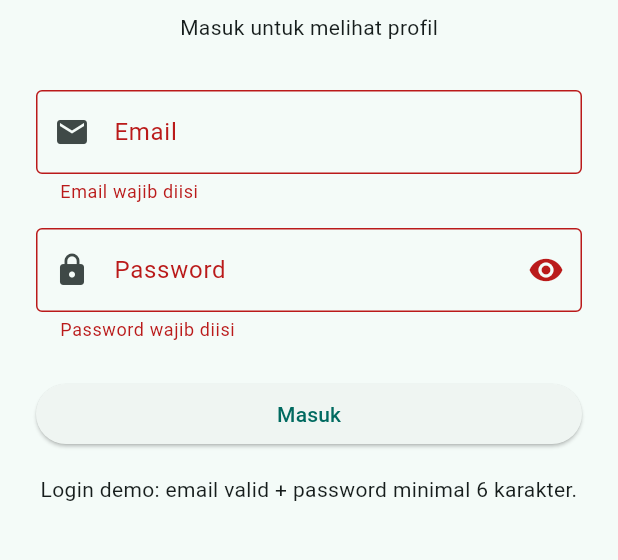
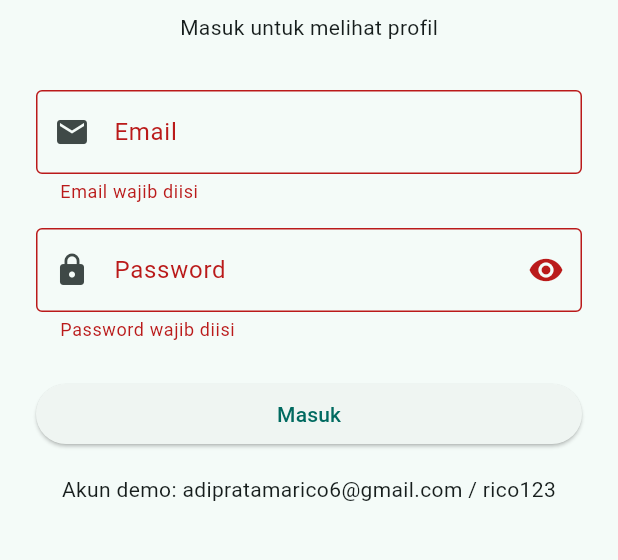
Before and after one commit to snzza/uts-pml-1124160054, a Flutter app: the screen it shows after launch, after a tap on "Masuk", on a phone screen of 412 x 824 dp, the part 372-932 px from its top. Run offline on Flutter 3.47's test engine with Material 3 defaults, Android fonts, the phone set to English and light mode, and no system bars.

Commit message:
perbaiki avatar, login demo, dan tema awal

```diff
--- a/soal2-profil-app/lib/main.dart
+++ b/soal2-profil-app/lib/main.dart
@@ -19,6 +19,19 @@ class MyApp extends StatefulWidget {
 
 class _MyAppState extends State<MyApp> {
   ThemeMode _themeMode = ThemeMode.system;
+
+  @override
+  void initState() {
+    super.initState();
+    // Samakan state awal sama tema sistem, biar ikon toggle + switch
+    // di drawer nggak salah nunjukkin tema yang lagi aktif.
+    final terang = WidgetsBinding
+            .instance
+            .platformDispatcher
+            .platformBrightness ==
+        Brightness.light;
+    _themeMode = terang ? ThemeMode.light : ThemeMode.dark;
+  }
 
   void _toggleTheme() {
     setState(() {
--- a/soal2-profil-app/lib/screens/login_page.dart
+++ b/soal2-profil-app/lib/screens/login_page.dart
@@ -45,7 +45,12 @@ class _LoginPageState extends State<LoginPage> {
     return null;
   }
 
-  // Tidak ada server, jadi login demo: email valid + password min 6 huruf.
+  // Akun demo (tanpa server). Cuma akun ini yang bisa masuk.
+  static const _demoEmail = 'adipratamarico6@gmail.com';
+  static const _demoPassword = 'rico123';
+
+  // Tidak ada server, jadi login demo: email + password harus
+  // cocok sama akun demo di atas, kalau salah muncul error.
   Future<void> _login() async {
     if (!_formKey.currentState!.validate()) {
       return;
@@ -54,6 +59,15 @@ class _LoginPageState extends State<LoginPage> {
     // Simulasi proses async, misal lagi cek ke server.
     await Future.delayed(const Duration(seconds: 1));
     if (!mounted) return;
+    final email = _emailController.text.trim();
+    final password = _passwordController.text;
+    if (email != _demoEmail || password != _demoPassword) {
+      setState(() => _isLoading = false);
+      ScaffoldMessenger.of(context).showSnackBar(
+        const SnackBar(content: Text('Email atau password salah')),
+      );
+      return;
+    }
     setState(() => _isLoading = false);
     // pushReplacement biar tombol back tidak balik ke login.
     Navigator.pushReplacementNamed(
@@ -134,7 +148,7 @@ class _LoginPageState extends State<LoginPage> {
                   ),
                   const SizedBox(height: 16),
                   const Text(
-                    'Login demo: email valid + password minimal 6 karakter.',
+                    'Akun demo: adipratamarico6@gmail.com / rico123',
                     textAlign: TextAlign.center,
                   ),
                 ],
--- a/soal2-profil-app/lib/screens/profile_page.dart
+++ b/soal2-profil-app/lib/screens/profile_page.dart
@@ -80,7 +80,6 @@ class _ProfilePageState extends State<ProfilePage> {
                   CircleAvatar(
                     radius: 28,
                     backgroundImage: AssetImage(_profile.fotoAsset),
-                    child: const Icon(Icons.person, size: 28),
                   ),
                   const SizedBox(height: 8),
                   Text(
@@ -133,7 +132,6 @@ class _ProfilePageState extends State<ProfilePage> {
                 CircleAvatar(
                   radius: 50,
                   backgroundImage: AssetImage(_profile.fotoAsset),
-                  child: const Icon(Icons.person, size: 50),
                 ),
                 const SizedBox(height: 16),
                 Text(
```
Also changed, not shown: 1 other file.
